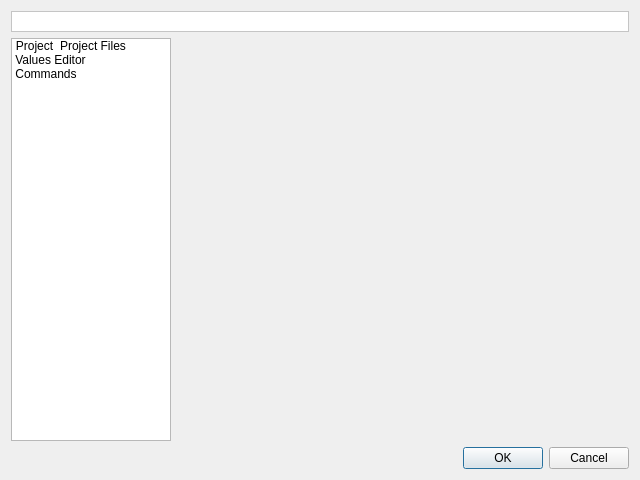
testmana2/mks, file v2/branches/dev/plugins/xup/XUP/src/gui/UIXUPEditor.ui: the form before one commit.
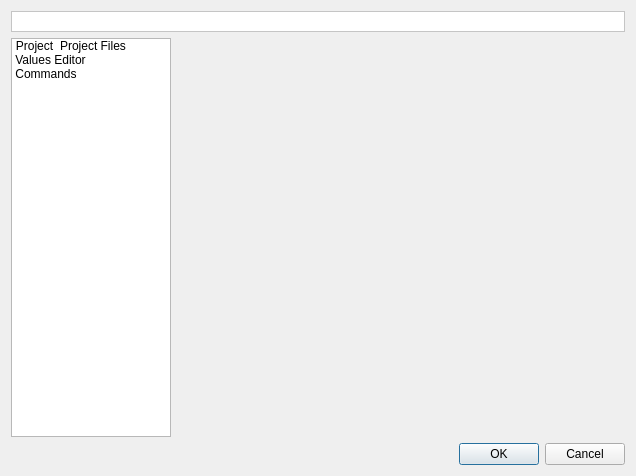
The form after the commit. Icons and pictures are not drawn. Custom widgets are drawn as their Qt base class.

Diff of the .ui file:
```diff
--- a/v2/branches/dev/plugins/xup/XUP/src/gui/UIXUPEditor.ui
+++ b/v2/branches/dev/plugins/xup/XUP/src/gui/UIXUPEditor.ui
@@ -6,8 +6,8 @@
    <rect>
     <x>0</x>
     <y>0</y>
-    <width>640</width>
-    <height>480</height>
+    <width>636</width>
+    <height>476</height>
    </rect>
   </property>
   <property name="windowTitle">
```
Left out of the diff: 6 changed lines with no effect on the pictures.
